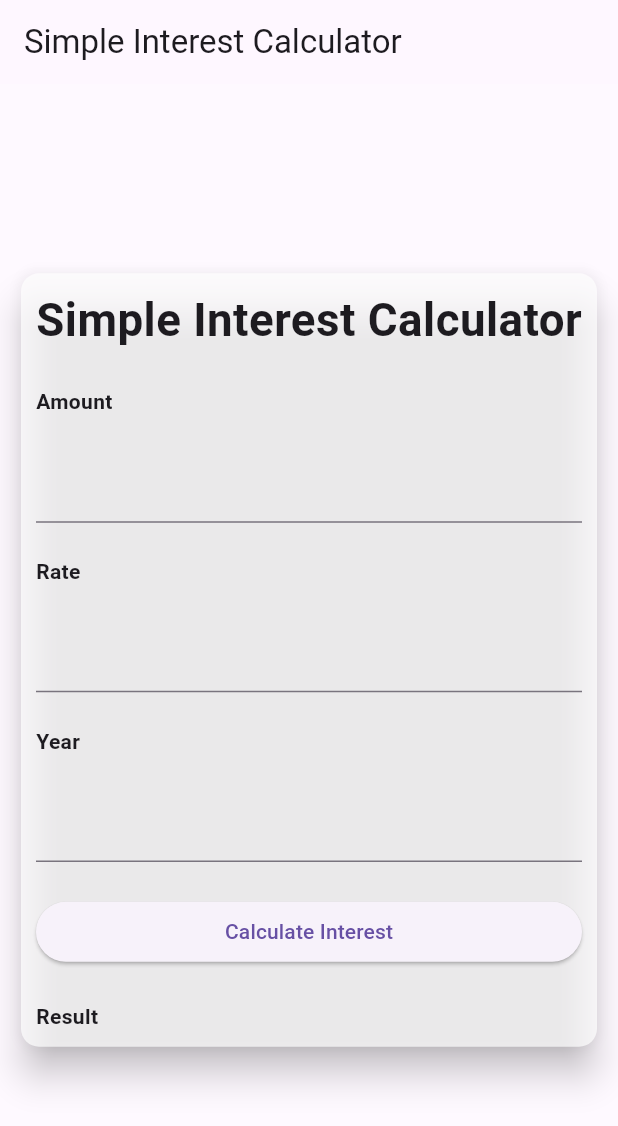
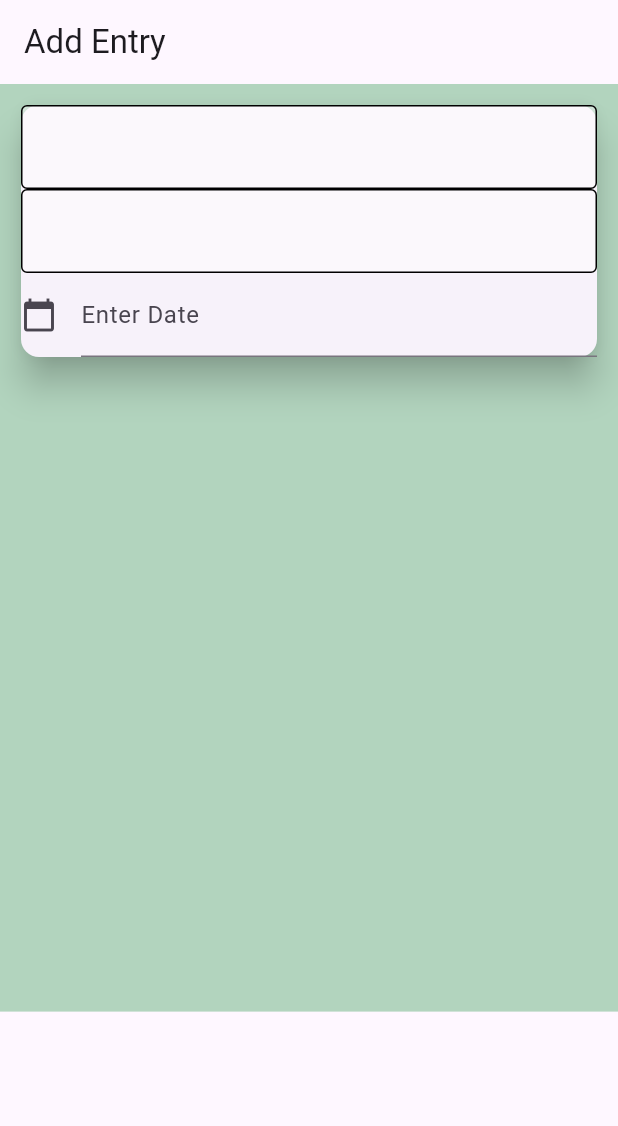
Before and after one commit to theeasylearn/flutter8, a Flutter app: the screen it shows after launch, on a phone screen of 412 x 824 dp. Shown: the top 1126 px of the screen. Run offline on Flutter 3.47's test engine with Material 3 defaults, Android fonts, the phone set to English and light mode, and no system bars; our stand-ins replace assets_audio_player; Roboto replaces fonts that are missing (sfpro).

```diff
--- a/app3/lib/main.dart
+++ b/app3/lib/main.dart
@@ -2,100 +2,120 @@ import 'package:flutter/material.dart';
 import 'package:flutter/rendering.dart';
 import 'app_splash.dart';
 import 'app_view_expense.dart';
-
+import 'simple_interest_calc.dart';
+import 'package:intl/intl.dart';
+//https://github.com/nbnD/date_picker/blob/master/lib/homepage.dart
 void main() {
-  runApp(SimpleInterestCalculator());
+  runApp(AddTransaction());
 }
-class SimpleInterestCalculator extends StatefulWidget {
+class AddTransaction extends StatefulWidget {
+  const AddTransaction({super.key});
 
   @override
-  State<SimpleInterestCalculator> createState() => _SimpleInterestCalculatorState();
+  State<AddTransaction> createState() => _AddTransactionState();
 }
 
-class _SimpleInterestCalculatorState extends State<SimpleInterestCalculator> {
+class _AddTransactionState extends State<AddTransaction> {
+  TextEditingController dateController = new TextEditingController();
   @override
   Widget build(BuildContext context) {
     return MaterialApp(
-        title: "Simple Interest Calculator",
+        title: "Income/Expense app",
         home: Scaffold(
             appBar: AppBar(
-                title: Text("Simple Interest Calculator"),
+                title: Text("Add Entry"),
             ),
             body: Material(
-                color: Colors.white30,
+              color: new Color(0xffb2d4be),
               child: Padding(
                 padding: EdgeInsets.all(10),
-                  child: LayoutBuilder(builder: (context,parent) {
-                      return Center(
-                        child: SizedBox(
-                          height: parent.maxHeight * 0.70,
+                child: LayoutBuilder(builder: (ctx,parent){
+                    return SizedBox(
+                        height: parent.maxHeight * 0.80,
+                        child: SingleChildScrollView(
                             child: Card(
                                 elevation: 10,
-                            color: Colors.white70,
-                            child: Padding(
-                              padding: EdgeInsets.all(10),
                                 child: Column(
-                                crossAxisAlignment: CrossAxisAlignment.stretch,
-                                mainAxisAlignment: MainAxisAlignment.spaceBetween,
+                                  mainAxisAlignment: MainAxisAlignment.spaceAround,
+                                  crossAxisAlignment: CrossAxisAlignment.start,
                                   children: [
-                                  FittedBox(
-                                    child: Text("Simple Interest Calculator",style: TextStyle(
-                                        fontWeight: FontWeight.bold,
-                                        fontSize: 24,
-                                        fontFamily: "sfpro"
-                                    ),),
+                                    TextField(
+                                      keyboardType: TextInputType.text,
+                                      decoration: InputDecoration(
+                                        fillColor: new Color(0x75ffffff),
+                                        filled:
+                                        true, // Ensures the background color is applied
+                                        enabledBorder: OutlineInputBorder(
+                                          borderSide: BorderSide(
+                                            color: Colors.black, // Black border color
+                                            width: 1.0, // Border width
                                           ),
-                                  Text("Amount",style: TextStyle(
-                                      fontWeight: FontWeight.bold,
-                                      fontFamily: "sfpro"
-                                  ),),
+                                        ),
+                                        focusedBorder: OutlineInputBorder(
+                                          borderSide: BorderSide(
+                                            color: Colors
+                                                .black, // Black border color when focused
+                                            width: 1.0, // Border width when focused
+                                          ),
+                                        ),
+                                      ),
+                                    ),
                                     TextField(
                                       keyboardType: TextInputType.number,
                                       decoration: InputDecoration(
-                                      fillColor: Colors.white,
+                                        fillColor: new Color(0x75ffffff),
+                                        filled:
+                                        true, // Ensures the background color is applied
+                                        enabledBorder: OutlineInputBorder(
+                                          borderSide: BorderSide(
+                                            color: Colors.black, // Black border color
+                                            width: 1.0, // Border width
                                           ),
                                         ),
-
-                                  Text("Rate",style: TextStyle(
-                                      fontWeight: FontWeight.bold,
-                                      fontFamily: "sfpro"
-                                  ),),
-                                  TextField(
-                                    keyboardType: TextInputType.number,
-                                    decoration: InputDecoration(
-                                      fillColor: Colors.white,
+                                        focusedBorder: OutlineInputBorder(
+                                          borderSide: BorderSide(
+                                            color: Colors
+                                                .black, // Black border color when focused
+                                            width: 1.0, // Border width when focused
                                           ),
                                         ),
-
-                                  Text("Year",style: TextStyle(
-                                      fontWeight: FontWeight.bold,
-                                      fontFamily: "sfpro"
-                                  ),),
-                                  TextField(
-                                    keyboardType: TextInputType.number,
-                                    decoration: InputDecoration(
-                                      fillColor: Colors.white,
                                       ),
                                     ),
+                                    TextField(
+                                      controller: dateController, //editing controller of this TextField
+                                        decoration: const InputDecoration(
+                                            icon: Icon(Icons.calendar_today), //icon of text field
+                                            labelText: "Enter Date" //label text of field
+                                        ),
+                                        readOnly: true,  // when true user cannot edit text
+                                      onTap: () async {
+                                        DateTime? pickedDate = await showDatePicker(
+                                            context: context,
+                                            initialDate: DateTime.now(), //get today's date
+                                            firstDate: DateTime(2000), //DateTime.now() - not to allow to choose before today.
+                                            lastDate: DateTime(2101)
+                                        );
 
-                                  SizedBox(
-                                    width: parent.maxWidth,
-                                    child: ElevatedButton(
-                                        onPressed: () {},
-                                        child: Text("Calculate Interest")
-                                    ),
-                                  ),
-                                  Text("Result",style: TextStyle(
-                                      fontWeight: FontWeight.bold,
-                                      fontFamily: "sfpro"
-                                  ),),
+                                        if(pickedDate != null ){
+                                          print(pickedDate);  //get the picked date in the format => 2022-07-04 00:00:00.000
+                                          String formattedDate = DateFormat('yyyy-MM-dd').format(pickedDate); // format date in required form here we use yyyy-MM-dd that means time is removed
+                                          print(formattedDate); //formatted date output using intl package =>  2022-07-04
+                                          //You can format date as per your need
+
+                                          setState(() {
+                                            dateController.text = formattedDate; //set foratted date to TextField value.
+                                          });
+                                        }else{
+                                          print("Date is not selected");
+                                        }
+                                      },
+                                    )
                                   ],
                                 ),
                             ),
                         ),
-                        ),
                     );
-                  })
+                }),
               ),
             ),
         ),
```
Also changed, not shown: app3/lib/simple_interest_calc.dart (added, +189 -0 lines). Lines whose indentation alone changed are shown as unchanged.
